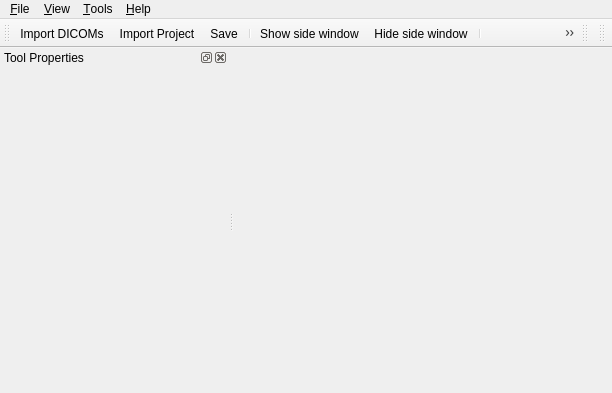
Above: src/resources/ui/qt/mainwindow.ui from aevum/moonstone before the change. Below: the same form after it.
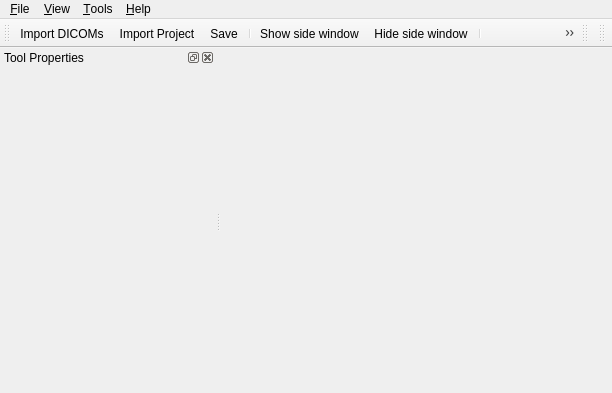
That is the form after the change. Icons and pictures are not drawn.

Commit message: main window side bar

```diff
--- a/src/resources/ui/qt/mainwindow.ui
+++ b/src/resources/ui/qt/mainwindow.ui
@@ -66,7 +66,7 @@
    </property>
    <property name="minimumSize">
     <size>
-     <width>94</width>
+     <width>215</width>
      <height>119</height>
     </size>
    </property>
@@ -80,49 +80,11 @@
    <attribute name="dockWidgetArea">
     <number>1</number>
    </attribute>
-   <widget class="QWidget" name="dockWidgetContents">
-    <layout class="QGridLayout" name="gridLayout_2">
+   <widget class="QWidget" name="scrollAreaWidgetContents">
+    <layout class="QVBoxLayout" name="verticalLayout">
      <property name="bottomMargin">
       <number>0</number>
      </property>
-     <property name="horizontalSpacing">
-      <number>0</number>
-     </property>
-     <property name="verticalSpacing">
-      <number>6</number>
-     </property>
-     <item row="0" column="0">
-      <widget class="QScrollArea" name="scrollArea">
-       <property name="minimumSize">
-        <size>
-         <width>0</width>
-         <height>0</height>
-        </size>
-       </property>
-       <property name="frameShape">
-        <enum>QFrame::NoFrame</enum>
-       </property>
-       <property name="frameShadow">
-        <enum>QFrame::Plain</enum>
-       </property>
-       <property name="lineWidth">
-        <number>0</number>
-       </property>
-       <property name="widgetResizable">
-        <bool>false</bool>
-       </property>
-       <widget class="QWidget" name="scrollAreaWidgetContents">
-        <property name="geometry">
-         <rect>
-          <x>0</x>
-          <y>0</y>
-          <width>210</width>
-          <height>274</height>
-         </rect>
-        </property>
-       </widget>
-      </widget>
-     </item>
     </layout>
    </widget>
   </widget>
```
The commit also changes 1 other file.
